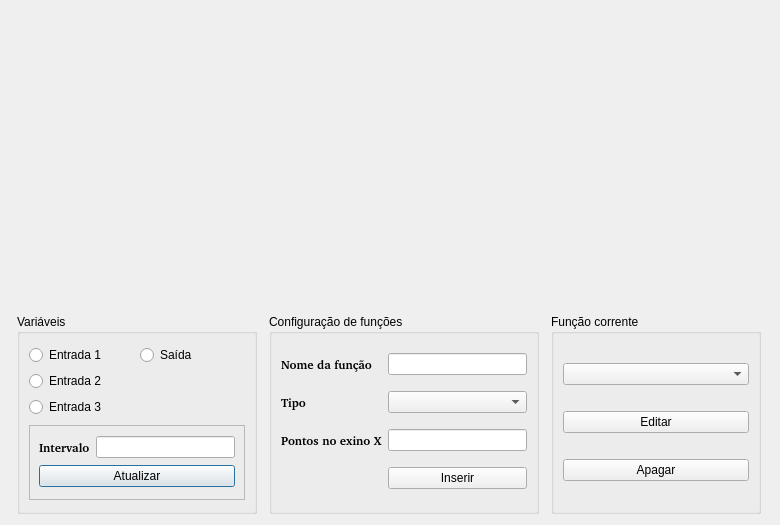
carvalhojldc/fuzzy-control, file src/functionwindow.ui: the form before one commit.
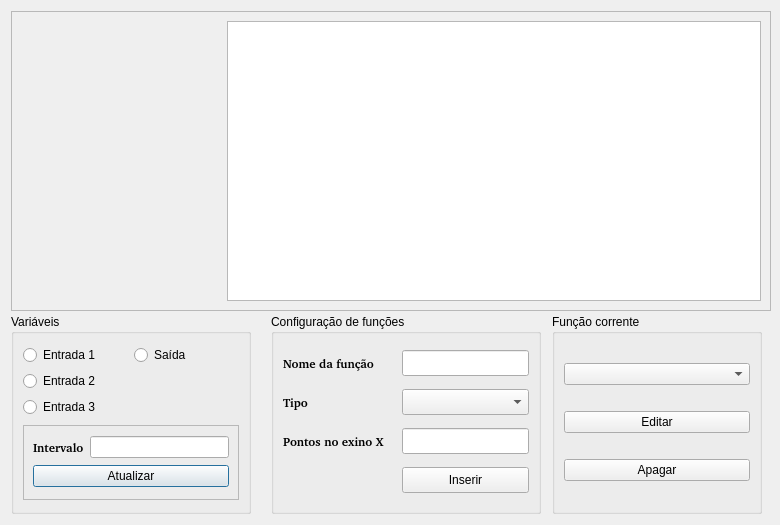
The form after the commit. Custom widgets are drawn as their Qt base class.

Diff of the .ui file:
```diff
--- a/src/functionwindow.ui
+++ b/src/functionwindow.ui
@@ -25,9 +25,28 @@
   <property name="windowTitle">
    <string>Funções de Pertinência do Controlador Fuzzy</string>
   </property>
-  <layout class="QGridLayout" name="gridLayout_8">
-   <item row="0" column="0">
     <layout class="QGridLayout" name="gridLayout_7">
+   <item row="0" column="0" colspan="3">
+    <widget class="QFrame" name="frame_2">
+     <property name="minimumSize">
+      <size>
+       <width>760</width>
+       <height>300</height>
+      </size>
+     </property>
+     <property name="maximumSize">
+      <size>
+       <width>760</width>
+       <height>300</height>
+      </size>
+     </property>
+     <property name="frameShape">
+      <enum>QFrame::StyledPanel</enum>
+     </property>
+     <property name="frameShadow">
+      <enum>QFrame::Raised</enum>
+     </property>
+     <layout class="QGridLayout" name="gridLayout_3">
      <item row="0" column="0">
       <widget class="QCustomPlot" name="funcionPlot" native="true">
        <property name="sizePolicy">
@@ -38,22 +57,26 @@
        </property>
        <property name="minimumSize">
         <size>
-         <width>760</width>
-         <height>300</height>
+          <width>200</width>
+          <height>200</height>
         </size>
        </property>
        <property name="maximumSize">
         <size>
-         <width>16777215</width>
-         <height>16777215</height>
+          <width>740</width>
+          <height>280</height>
         </size>
        </property>
        <layout class="QGridLayout" name="gridLayout_6"/>
       </widget>
      </item>
+      <item row="0" column="1">
+       <widget class="QTableWidget" name="tableWidget"/>
+      </item>
+     </layout>
+    </widget>
+   </item>
      <item row="1" column="0">
-      <layout class="QGridLayout" name="gridLayout_3">
-       <item row="0" column="0">
         <widget class="QGroupBox" name="gb_io">
          <property name="minimumSize">
           <size>
@@ -193,7 +216,7 @@
          </layout>
         </widget>
        </item>
-       <item row="0" column="1">
+   <item row="1" column="1">
         <widget class="QGroupBox" name="groupBox">
          <property name="minimumSize">
           <size>
@@ -226,7 +249,20 @@
            </widget>
           </item>
           <item row="0" column="1">
-           <widget class="QLineEdit" name="le_InsertFunctionName"/>
+       <widget class="QLineEdit" name="le_InsertFunctionName">
+        <property name="minimumSize">
+         <size>
+          <width>127</width>
+          <height>26</height>
+         </size>
+        </property>
+        <property name="maximumSize">
+         <size>
+          <width>127</width>
+          <height>26</height>
+         </size>
+        </property>
+       </widget>
           </item>
           <item row="1" column="0">
            <widget class="QLabel" name="label_12">
@@ -243,7 +279,20 @@
            </widget>
           </item>
           <item row="1" column="1">
-           <widget class="QComboBox" name="cb_InsertFunctionType"/>
+       <widget class="QComboBox" name="cb_InsertFunctionType">
+        <property name="minimumSize">
+         <size>
+          <width>127</width>
+          <height>26</height>
+         </size>
+        </property>
+        <property name="maximumSize">
+         <size>
+          <width>127</width>
+          <height>26</height>
+         </size>
+        </property>
+       </widget>
           </item>
           <item row="2" column="0">
            <widget class="QLabel" name="label_8">
@@ -260,10 +309,35 @@
            </widget>
           </item>
           <item row="2" column="1">
-           <widget class="QLineEdit" name="le_InsertRangeFunction"/>
+       <widget class="QLineEdit" name="le_InsertRangeFunction">
+        <property name="minimumSize">
+         <size>
+          <width>127</width>
+          <height>26</height>
+         </size>
+        </property>
+        <property name="maximumSize">
+         <size>
+          <width>127</width>
+          <height>26</height>
+         </size>
+        </property>
+       </widget>
           </item>
           <item row="3" column="1">
            <widget class="QPushButton" name="pb_insertFunction">
+        <property name="minimumSize">
+         <size>
+          <width>127</width>
+          <height>26</height>
+         </size>
+        </property>
+        <property name="maximumSize">
+         <size>
+          <width>127</width>
+          <height>26</height>
+         </size>
+        </property>
             <property name="text">
              <string>Inserir</string>
             </property>
@@ -272,7 +346,7 @@
          </layout>
         </widget>
        </item>
-       <item row="0" column="2">
+   <item row="1" column="2">
         <widget class="QGroupBox" name="groupBox_5">
          <property name="minimumSize">
           <size>
@@ -309,10 +383,6 @@
           </item>
          </layout>
         </widget>
-       </item>
-      </layout>
-     </item>
-    </layout>
    </item>
   </layout>
  </widget>
```
Left out of the diff: 2 changed lines with no effect on the pictures. Lines whose indentation alone changed are shown as unchanged.
